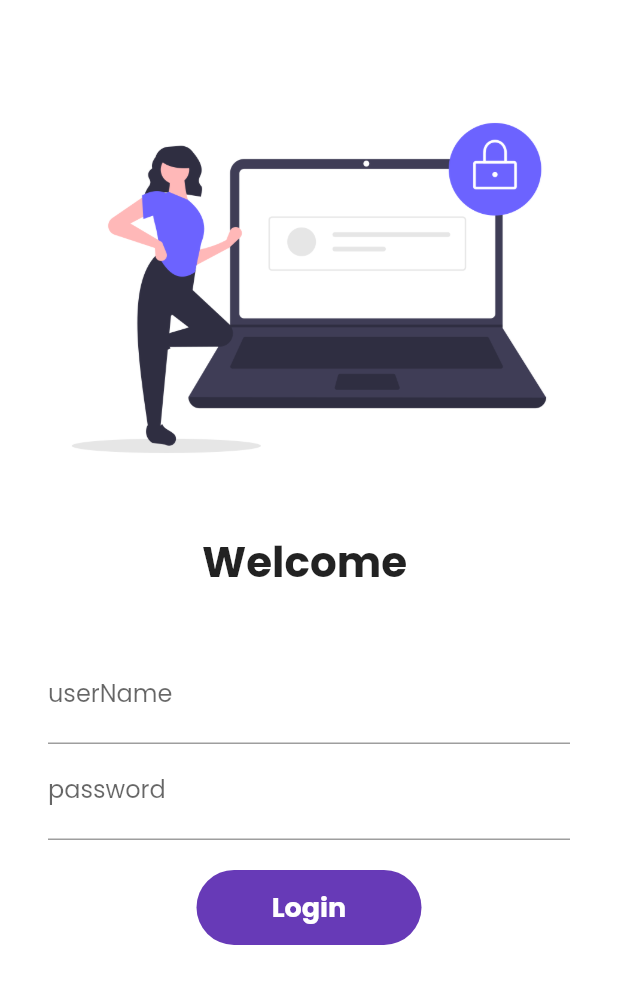
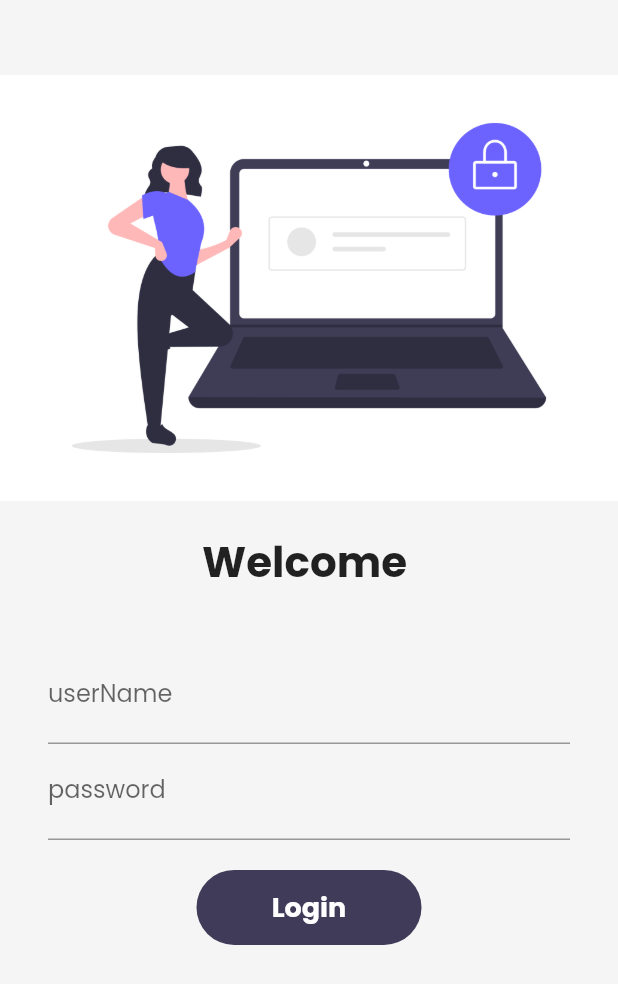
Before and after one commit to Muskan-2403/CatalogApp, a Flutter app: the LoginPage screen opened by its route, on a phone screen of 412 x 824 dp. Shown: the top 984 px of the screen. Run offline on Flutter 3.47's test engine with Material 2 defaults, Android fonts, the phone set to English and light mode, and no system bars; our stand-ins replace google_fonts, velocity_x; network calls fail.

Commit message:
Theme Fixes

```diff
--- a/lib/loginpage.dart
+++ b/lib/loginpage.dart
@@ -1,5 +1,6 @@
 import 'package:flutter/material.dart';
 import 'package:my_first_app/util/routes.dart';
+import 'package:velocity_x/velocity_x.dart';
 
 class LoginPage extends StatefulWidget {
   const LoginPage({super.key});
@@ -29,7 +30,7 @@ class _LoginPageState extends State<LoginPage> {
   @override
   Widget build(BuildContext context) {
     return Material(
-        color: Colors.white,
+        color: context.canvasColor,
         child: SingleChildScrollView(
           child: Form(
             key: _formKey,
@@ -90,7 +91,7 @@ class _LoginPageState extends State<LoginPage> {
                         height: 20,
                       ),
                       Material(
-                        color: Colors.deepPurple,
+                        color: context.theme.buttonColor,
                         borderRadius:
                             BorderRadius.circular(changeBtn ? 50 : 48),
                         child: InkWell(
--- a/lib/main.dart
+++ b/lib/main.dart
@@ -21,7 +21,7 @@ class MyApp extends StatelessWidget {
     return MaterialApp(
       // ignore: prefer_const_constructors
       // home: homepage(),
-      themeMode: ThemeMode.light,
+      themeMode: ThemeMode.system,
       theme: MyTheme.lightTheme(context),
       darkTheme: MyTheme.darkTheme(context),
       debugShowCheckedModeBanner: false,
--- a/lib/widgets/home_widgets/catalogHeader.dart
+++ b/lib/widgets/home_widgets/catalogHeader.dart
@@ -13,7 +13,7 @@ class CatalogHeader extends StatelessWidget {
     return Column(
       crossAxisAlignment: CrossAxisAlignment.start,
       children: [
-        "Catalog App".text.xl5.bold.color(MyTheme.darkBluishColor).make(),
+        "Catalog App".text.xl5.bold.color(context.theme.accentColor).make(),
         "Trending Products".text.xl2.make(),
       ],
     );
--- a/lib/widgets/home_widgets/catalogImage.dart
+++ b/lib/widgets/home_widgets/catalogImage.dart
@@ -16,7 +16,7 @@ class CatalogImage extends StatelessWidget {
         .box
         .rounded
         .p8
-        .color(MyTheme.creamColor)
+        .color(context.canvasColor)
         .make()
         .p16()
         .w40(context);
--- a/lib/widgets/home_widgets/catalogList.dart
+++ b/lib/widgets/home_widgets/catalogList.dart
@@ -53,7 +53,7 @@ class CatalogItem extends StatelessWidget {
           crossAxisAlignment: CrossAxisAlignment.start,
           mainAxisAlignment: MainAxisAlignment.center,
           children: [
-            catalog.name.text.lg.color(MyTheme.darkBluishColor).bold.make(),
+            catalog.name.text.lg.color(context.accentColor).bold.make(),
             catalog.desc.text.textStyle(context.captionStyle).make(),
             10.heightBox,
             ButtonBar(
@@ -66,7 +66,7 @@ class CatalogItem extends StatelessWidget {
                   onPressed: () {},
                   style: ButtonStyle(
                       backgroundColor: MaterialStateProperty.all(
-                        MyTheme.darkBluishColor,
+                        context.theme.buttonColor,
                       ),
                       shape: MaterialStateProperty.all(
                         const StadiumBorder(),
@@ -78,6 +78,6 @@ class CatalogItem extends StatelessWidget {
           ],
         ))
       ],
-    )).white.roundedLg.square(150).make().py16();
+    )).color(context.cardColor).roundedLg.square(150).make().py16();
   }
 }
--- a/lib/widgets/theme.dart
+++ b/lib/widgets/theme.dart
@@ -1,18 +1,32 @@
 import 'package:flutter/material.dart';
 import 'package:google_fonts/google_fonts.dart';
+import 'package:velocity_x/velocity_x.dart';
 
 class MyTheme {
   static ThemeData lightTheme(BuildContext context) => ThemeData(
       primarySwatch: Colors.deepPurple,
+      cardColor: Colors.white,
+      canvasColor: creamColor,
+      buttonColor: darkBluishColor,
+      accentColor: darkBluishColor,
       fontFamily: GoogleFonts.poppins().fontFamily,
       appBarTheme: const AppBarTheme(
-          color: Colors.teal, iconTheme: IconThemeData(color: Colors.brown)));
+          color: Colors.white, iconTheme: IconThemeData(color: Colors.brown)));
 
   static ThemeData darkTheme(BuildContext context) => ThemeData(
-        brightness: Brightness.dark,
-      );
+      brightness: Brightness.dark,
+      primarySwatch: Colors.deepPurple,
+      cardColor: Colors.black,
+      canvasColor: darkCreamColor,
+      buttonColor: lightBluishColor,
+      accentColor: Colors.white,
+      fontFamily: GoogleFonts.poppins().fontFamily,
+      appBarTheme: const AppBarTheme(
+          color: Colors.black, iconTheme: IconThemeData(color: Colors.white)));
 
   //Colors
   static Color creamColor = const Color(0xfff5f5f5);
+  static Color darkCreamColor = Vx.gray900;
   static Color darkBluishColor = const Color(0xff403b58);
+  static Color lightBluishColor = Vx.indigo500;
 }
```
Also changed, not shown: lib/home.dart (+4 -3 lines), lib/homeDetail_page.dart (+6 -6 lines), 1 other file.
